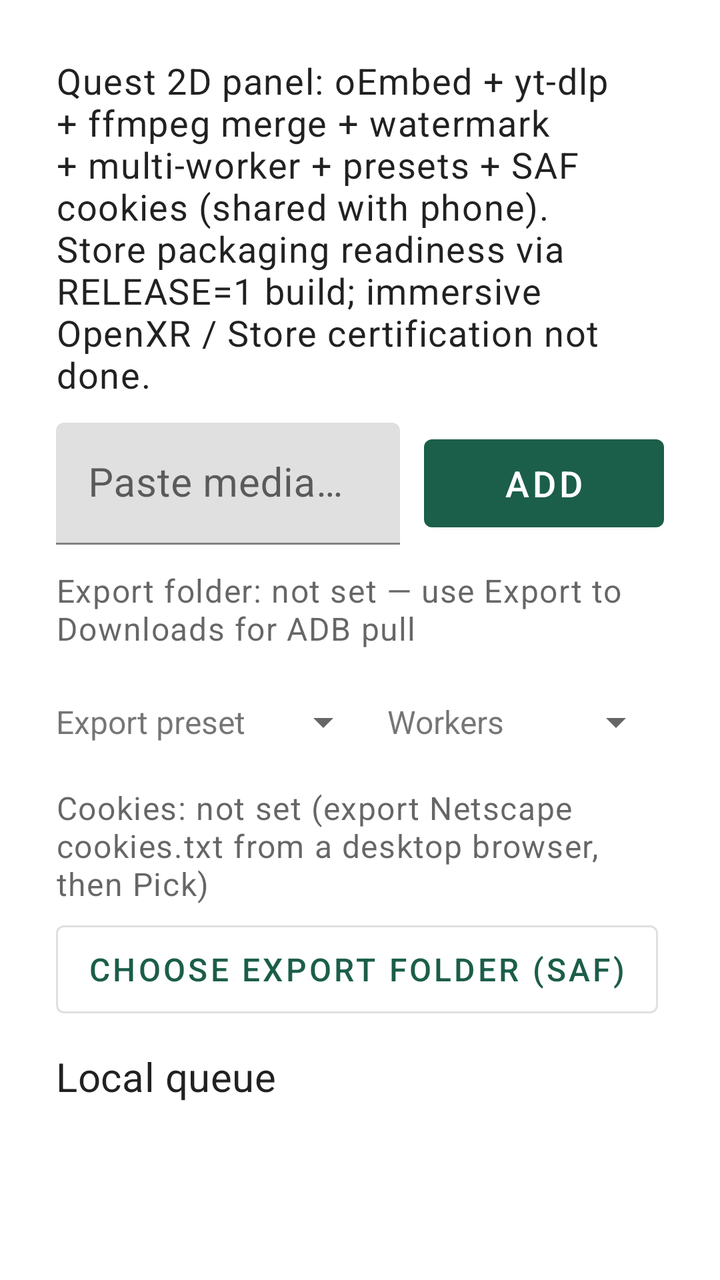
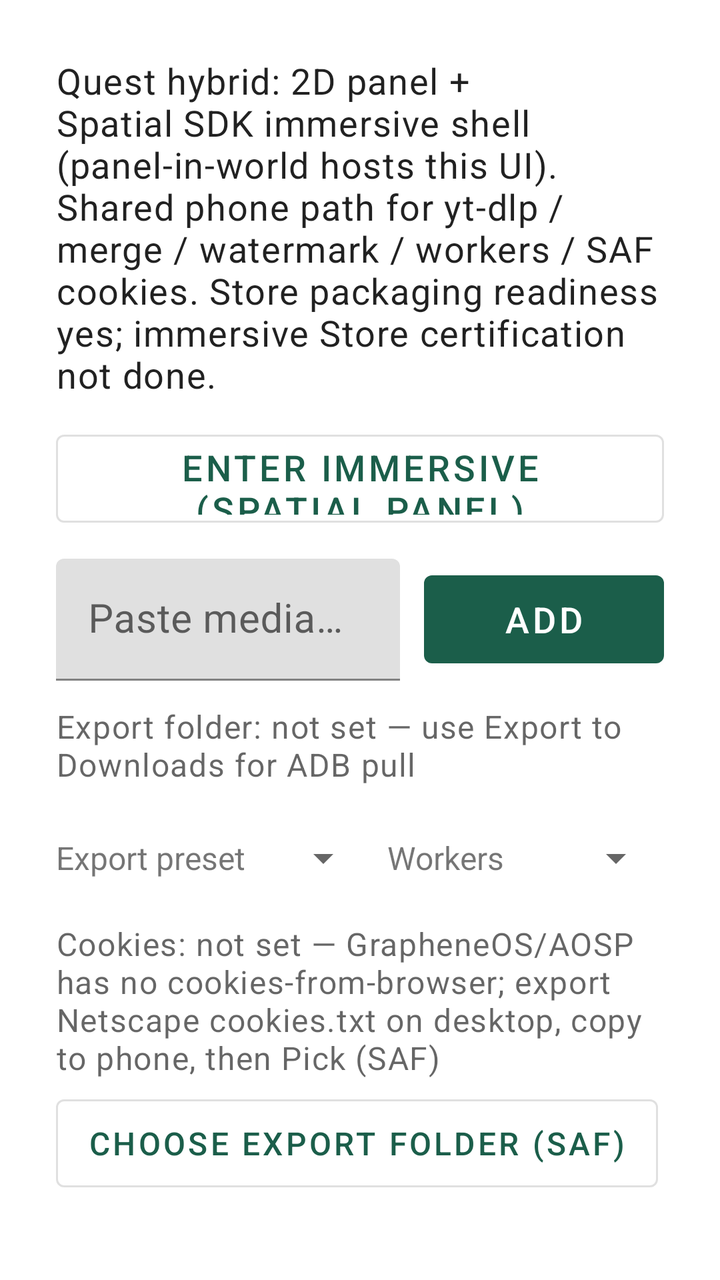

Compare the two renders of this Android layout. The source of the first and the diff that turns it into the second are given below.
<!-- AndroidManifest.xml: another module's application theme Theme.YTSCompanion -->
<!-- res/layout/activity_main.xml -->
<?xml version="1.0" encoding="utf-8"?>
<LinearLayout xmlns:android="http://schemas.android.com/apk/res/android"
    xmlns:tools="http://schemas.android.com/tools"
    android:layout_width="match_parent"
    android:layout_height="match_parent"
    android:orientation="vertical"
    android:padding="@dimen/quest_pad"
    tools:context=".MainActivity">

    <TextView
        android:id="@+id/parityNote"
        android:layout_width="match_parent"
        android:layout_height="wrap_content"
        android:paddingBottom="@dimen/quest_gap"
        android:text="@string/parity_note"
        android:textAppearance="?attr/textAppearanceBody1"
        android:textSize="18sp" />

    <LinearLayout
        android:layout_width="match_parent"
        android:layout_height="wrap_content"
        android:orientation="horizontal">

        <com.google.android.material.textfield.TextInputLayout
            android:layout_width="0dp"
            android:layout_height="wrap_content"
            android:layout_weight="1"
            android:hint="@string/url_hint">

            <com.google.android.material.textfield.TextInputEditText
                android:id="@+id/urlInput"
                android:layout_width="match_parent"
                android:layout_height="wrap_content"
                android:inputType="textUri"
                android:imeOptions="actionDone"
                android:maxLines="3"
                android:minHeight="@dimen/quest_btn_min_height"
                android:textSize="20sp" />
        </com.google.android.material.textfield.TextInputLayout>

        <com.google.android.material.button.MaterialButton
            android:id="@+id/addButton"
            android:layout_width="wrap_content"
            android:layout_height="@dimen/quest_btn_min_height"
            android:layout_gravity="center_vertical"
            android:layout_marginStart="@dimen/quest_gap"
            android:minWidth="120dp"
            android:text="@string/add_url"
            android:textSize="18sp" />
    </LinearLayout>

    <TextView
        android:id="@+id/exportFolderLabel"
        android:layout_width="match_parent"
        android:layout_height="wrap_content"
        android:paddingTop="@dimen/quest_gap"
        android:paddingBottom="4dp"
        android:text="@string/export_folder_none"
        android:textAppearance="?attr/textAppearanceCaption"
        android:textSize="16sp" />

    <LinearLayout
        android:layout_width="match_parent"
        android:layout_height="wrap_content"
        android:orientation="horizontal"
        android:paddingTop="4dp"
        android:paddingBottom="4dp">

        <TextView
            android:layout_width="wrap_content"
            android:layout_height="wrap_content"
            android:layout_gravity="center_vertical"
            android:paddingEnd="8dp"
            android:text="@string/preset_label"
            android:textSize="16sp" />

        <Spinner
            android:id="@+id/presetSpinner"
            android:layout_width="0dp"
            android:layout_height="@dimen/quest_btn_min_height"
            android:layout_weight="1" />

        <TextView
            android:layout_width="wrap_content"
            android:layout_height="wrap_content"
            android:layout_gravity="center_vertical"
            android:paddingStart="8dp"
            android:paddingEnd="8dp"
            android:text="@string/workers_label"
            android:textSize="16sp" />

        <Spinner
            android:id="@+id/workersSpinner"
            android:layout_width="wrap_content"
            android:layout_height="@dimen/quest_btn_min_height"
            android:minWidth="72dp" />
    </LinearLayout>

    <TextView
        android:id="@+id/cookieLabel"
        android:layout_width="match_parent"
        android:layout_height="wrap_content"
        android:paddingBottom="4dp"
        android:text="@string/cookies_label_none"
        android:textAppearance="?attr/textAppearanceCaption"
        android:textSize="16sp" />

    <HorizontalScrollView
        android:layout_width="match_parent"
        android:layout_height="wrap_content"
        android:scrollbars="none">

        <LinearLayout
            android:layout_width="wrap_content"
            android:layout_height="wrap_content"
            android:orientation="horizontal">

            <com.google.android.material.button.MaterialButton
                android:id="@+id/pickFolderButton"
                style="@style/Widget.MaterialComponents.Button.OutlinedButton"
                android:layout_width="wrap_content"
                android:layout_height="@dimen/quest_btn_min_height"
                android:text="@string/pick_export_folder"
                android:textSize="16sp" />

            <com.google.android.material.button.MaterialButton
                android:id="@+id/pickCookiesButton"
                style="@style/Widget.MaterialComponents.Button.OutlinedButton"
                android:layout_width="wrap_content"
                android:layout_height="@dimen/quest_btn_min_height"
                android:layout_marginStart="@dimen/quest_gap"
                android:text="@string/pick_cookies"
                android:textSize="16sp" />

            <com.google.android.material.button.MaterialButton
                android:id="@+id/clearCookiesButton"
                style="@style/Widget.MaterialComponents.Button.TextButton"
                android:layout_width="wrap_content"
                android:layout_height="@dimen/quest_btn_min_height"
                android:layout_marginStart="@dimen/quest_gap"
                android:text="@string/clear_cookies"
                android:textSize="16sp" />

            <com.google.android.material.button.MaterialButton
                android:id="@+id/exportButton"
                style="@style/Widget.MaterialComponents.Button.OutlinedButton"
                android:layout_width="wrap_content"
                android:layout_height="@dimen/quest_btn_min_height"
                android:layout_marginStart="@dimen/quest_gap"
                android:text="@string/export_inbox"
                android:textSize="16sp" />

            <com.google.android.material.button.MaterialButton
                android:id="@+id/exportDownloadsButton"
                style="@style/Widget.MaterialComponents.Button.OutlinedButton"
                android:layout_width="wrap_content"
                android:layout_height="@dimen/quest_btn_min_height"
                android:layout_marginStart="@dimen/quest_gap"
                android:text="@string/export_downloads"
                android:textSize="16sp" />

            <com.google.android.material.button.MaterialButton
                android:id="@+id/shareButton"
                style="@style/Widget.MaterialComponents.Button.OutlinedButton"
                android:layout_width="wrap_content"
                android:layout_height="@dimen/quest_btn_min_height"
                android:layout_marginStart="@dimen/quest_gap"
                android:text="@string/share_payload"
                android:textSize="16sp" />

            <com.google.android.material.button.MaterialButton
                android:id="@+id/downloadQueueButton"
                style="@style/Widget.MaterialComponents.Button.OutlinedButton"
                android:layout_width="wrap_content"
                android:layout_height="@dimen/quest_btn_min_height"
                android:layout_marginStart="@dimen/quest_gap"
                android:text="@string/download_queue"
                android:textSize="16sp" />

            <com.google.android.material.switchmaterial.SwitchMaterial
                android:id="@+id/watermarkSwitch"
                android:layout_width="wrap_content"
                android:layout_height="@dimen/quest_btn_min_height"
                android:layout_marginStart="@dimen/quest_gap"
                android:minWidth="200dp"
                android:text="@string/watermark_toggle"
                android:textSize="16sp" />

            <com.google.android.material.button.MaterialButton
                android:id="@+id/clearButton"
                style="@style/Widget.MaterialComponents.Button.TextButton"
                android:layout_width="wrap_content"
                android:layout_height="@dimen/quest_btn_min_height"
                android:layout_marginStart="@dimen/quest_gap"
                android:text="@string/clear_queue"
                android:textSize="16sp" />
        </LinearLayout>
    </HorizontalScrollView>

    <TextView
        android:layout_width="match_parent"
        android:layout_height="wrap_content"
        android:paddingTop="@dimen/quest_gap"
        android:paddingBottom="4dp"
        android:text="@string/queue_title"
        android:textAppearance="?attr/textAppearanceSubtitle1"
        android:textSize="20sp" />

    <TextView
        android:id="@+id/emptyLabel"
        android:layout_width="match_parent"
        android:layout_height="wrap_content"
        android:padding="8dp"
        android:text="@string/empty_queue"
        android:textSize="18sp"
        android:visibility="gone" />

    <androidx.recyclerview.widget.RecyclerView
        android:id="@+id/queueList"
        android:layout_width="match_parent"
        android:layout_height="0dp"
        android:layout_weight="1"
        tools:listitem="@layout/item_queue" />
</LinearLayout>
<!-- res/layout/item_queue.xml (included above) -->
<?xml version="1.0" encoding="utf-8"?>
<LinearLayout xmlns:android="http://schemas.android.com/apk/res/android"
    android:layout_width="match_parent"
    android:layout_height="wrap_content"
    android:gravity="center_vertical"
    android:orientation="horizontal"
    android:paddingVertical="8dp">

    <LinearLayout
        android:layout_width="0dp"
        android:layout_height="wrap_content"
        android:layout_weight="1"
        android:orientation="vertical">

        <TextView
            android:id="@+id/itemTitle"
            android:layout_width="match_parent"
            android:layout_height="wrap_content"
            android:ellipsize="end"
            android:maxLines="2"
            android:textAppearance="?attr/textAppearanceBody1" />

        <TextView
            android:id="@+id/itemUrl"
            android:layout_width="match_parent"
            android:layout_height="wrap_content"
            android:ellipsize="middle"
            android:maxLines="2"
            android:textAppearance="?attr/textAppearanceCaption" />

        <TextView
            android:id="@+id/itemStatus"
            android:layout_width="match_parent"
            android:layout_height="wrap_content"
            android:ellipsize="end"
            android:maxLines="1"
            android:textAppearance="?attr/textAppearanceCaption"
            android:visibility="gone" />
    </LinearLayout>

    <com.google.android.material.button.MaterialButton
        android:id="@+id/downloadButton"
        style="@style/Widget.MaterialComponents.Button.TextButton"
        android:layout_width="wrap_content"
        android:layout_height="wrap_content"
        android:minWidth="0dp"
        android:text="@string/download_one" />

    <com.google.android.material.button.MaterialButton
        android:id="@+id/removeButton"
        style="@style/Widget.MaterialComponents.Button.TextButton"
        android:layout_width="wrap_content"
        android:layout_height="wrap_content"
        android:text="@string/remove" />
</LinearLayout>
<!-- resources referenced by this layout -->
<resources>
  <dimen name="quest_btn_min_height">56dp</dimen>
  <dimen name="quest_gap">12dp</dimen>
  <dimen name="quest_pad">28dp</dimen>
  <string name="add_url">Add</string>
  <string name="clear_cookies">Clear cookies</string>
  <string name="clear_queue">Clear queue</string>
  <string name="cookies_label_none">Cookies: not set (export Netscape cookies.txt from a desktop browser, then Pick)</string>
  <string name="download_one">DL</string>
  <string name="download_queue">Download queue</string>
  <string name="empty_queue">Queue is empty. Paste a URL (or ADB SEND) into this panel.</string>
  <string name="export_downloads">Export to Downloads</string>
  <string name="export_folder_none">Export folder: not set — use Export to Downloads for ADB pull</string>
  <string name="export_inbox">Export inbox file</string>
  <string name="parity_note">Quest 2D panel: oEmbed + yt-dlp + ffmpeg merge + watermark + multi-worker + presets + SAF cookies (shared with phone). Store packaging readiness via RELEASE=1 build; immersive OpenXR / Store certification not done.</string>
  <string name="pick_cookies">Pick cookies.txt (SAF)</string>
  <string name="pick_export_folder">Choose export folder (SAF)</string>
  <string name="preset_label">Export preset</string>
  <string name="queue_title">Local queue</string>
  <string name="remove">Remove</string>
  <string name="share_payload">Share payload</string>
  <string name="url_hint">Paste media page URL</string>
  <string name="watermark_toggle">Watermark overlay (bundled PNG)</string>
  <string name="workers_label">Workers</string>
  <style name="Theme.YTSCompanion" parent="Theme.MaterialComponents.DayNight.DarkActionBar">
          <item name="colorPrimary">#1B5E4A</item>
          <item name="colorPrimaryVariant">#0F3D30</item>
          <item name="colorOnPrimary">#FFFFFF</item>
          <item name="colorSecondary">#3D7A6A</item>
          <item name="android:statusBarColor">#0F3D30</item>
      </style>
</resources>

<!-- the commit's change to res/layout/activity_main.xml (unified diff, before → after) -->
@@ -14,6 +14,15 @@
         android:paddingBottom="@dimen/quest_gap"
         android:text="@string/parity_note"
         android:textAppearance="?attr/textAppearanceBody1"
+        android:textSize="18sp" />
+
+    <com.google.android.material.button.MaterialButton
+        android:id="@+id/immersiveButton"
+        style="@style/Widget.MaterialComponents.Button.OutlinedButton"
+        android:layout_width="match_parent"
+        android:layout_height="@dimen/quest_btn_min_height"
+        android:layout_marginBottom="@dimen/quest_gap"
+        android:text="@string/open_immersive"
         android:textSize="18sp" />
 
     <LinearLayout
@@ -272,6 +281,15 @@
         android:text="@string/download_one" />
 
     <com.google.android.material.button.MaterialButton
+        android:id="@+id/retryButton"
+        style="@style/Widget.MaterialComponents.Button.TextButton"
+        android:layout_width="wrap_content"
+        android:layout_height="wrap_content"
+        android:minWidth="0dp"
+        android:text="@string/retry_one"
+        android:visibility="gone" />
+
+    <com.google.android.material.button.MaterialButton
         android:id="@+id/removeButton"
         style="@style/Widget.MaterialComponents.Button.TextButton"
         android:layout_width="wrap_content"
<!-- resource entries referenced after the edit -->
@@ -6,19 +6,21 @@
   <string name="add_url">Add</string>
   <string name="clear_cookies">Clear cookies</string>
   <string name="clear_queue">Clear queue</string>
-  <string name="cookies_label_none">Cookies: not set (export Netscape cookies.txt from a desktop browser, then Pick)</string>
+  <string name="cookies_label_none">Cookies: not set — GrapheneOS/AOSP has no cookies-from-browser; export Netscape cookies.txt on desktop, copy to phone, then Pick (SAF)</string>
   <string name="download_one">DL</string>
   <string name="download_queue">Download queue</string>
   <string name="empty_queue">Queue is empty. Paste a URL (or ADB SEND) into this panel.</string>
   <string name="export_downloads">Export to Downloads</string>
   <string name="export_folder_none">Export folder: not set — use Export to Downloads for ADB pull</string>
   <string name="export_inbox">Export inbox file</string>
-  <string name="parity_note">Quest 2D panel: oEmbed + yt-dlp + ffmpeg merge + watermark + multi-worker + presets + SAF cookies (shared with phone). Store packaging readiness via RELEASE=1 build; immersive OpenXR / Store certification not done.</string>
+  <string name="open_immersive">Enter immersive (Spatial panel)</string>
+  <string name="parity_note">Quest hybrid: 2D panel + Spatial SDK immersive shell (panel-in-world hosts this UI). Shared phone path for yt-dlp / merge / watermark / workers / SAF cookies. Store packaging readiness yes; immersive Store certification not done.</string>
   <string name="pick_cookies">Pick cookies.txt (SAF)</string>
   <string name="pick_export_folder">Choose export folder (SAF)</string>
   <string name="preset_label">Export preset</string>
   <string name="queue_title">Local queue</string>
   <string name="remove">Remove</string>
+  <string name="retry_one">Retry</string>
   <string name="share_payload">Share payload</string>
   <string name="url_hint">Paste media page URL</string>
   <string name="watermark_toggle">Watermark overlay (bundled PNG)</string>
